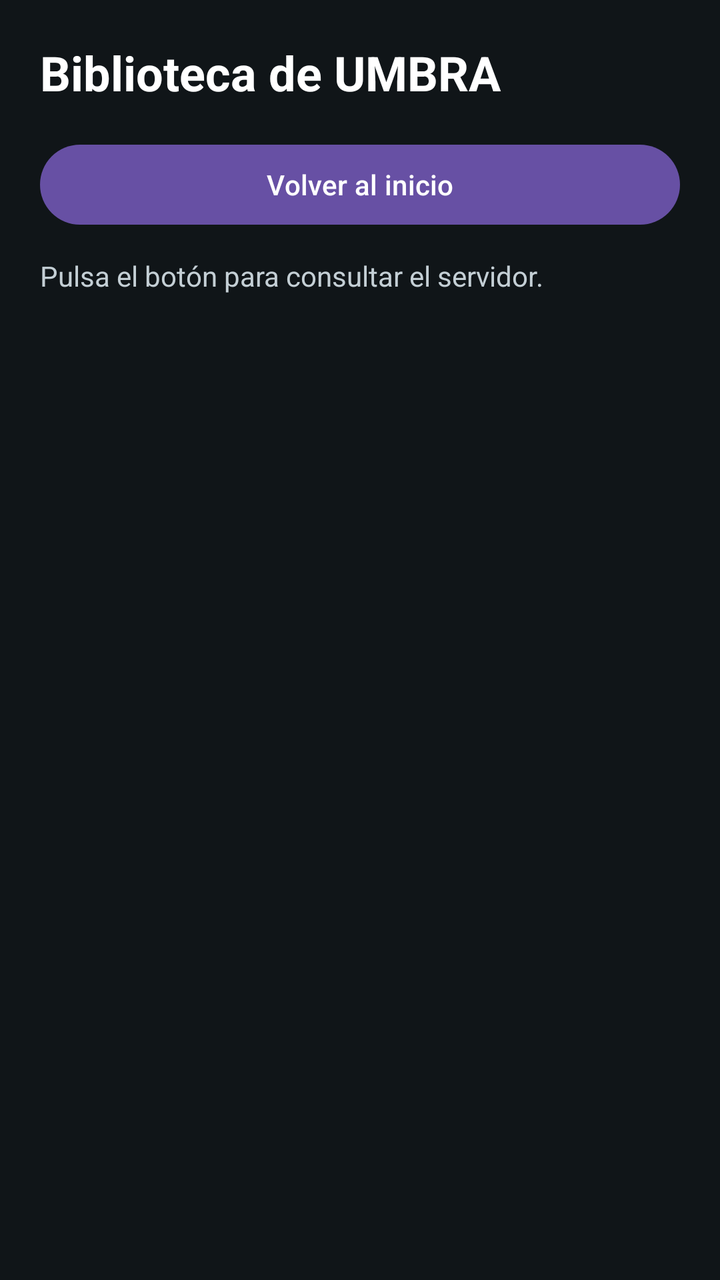
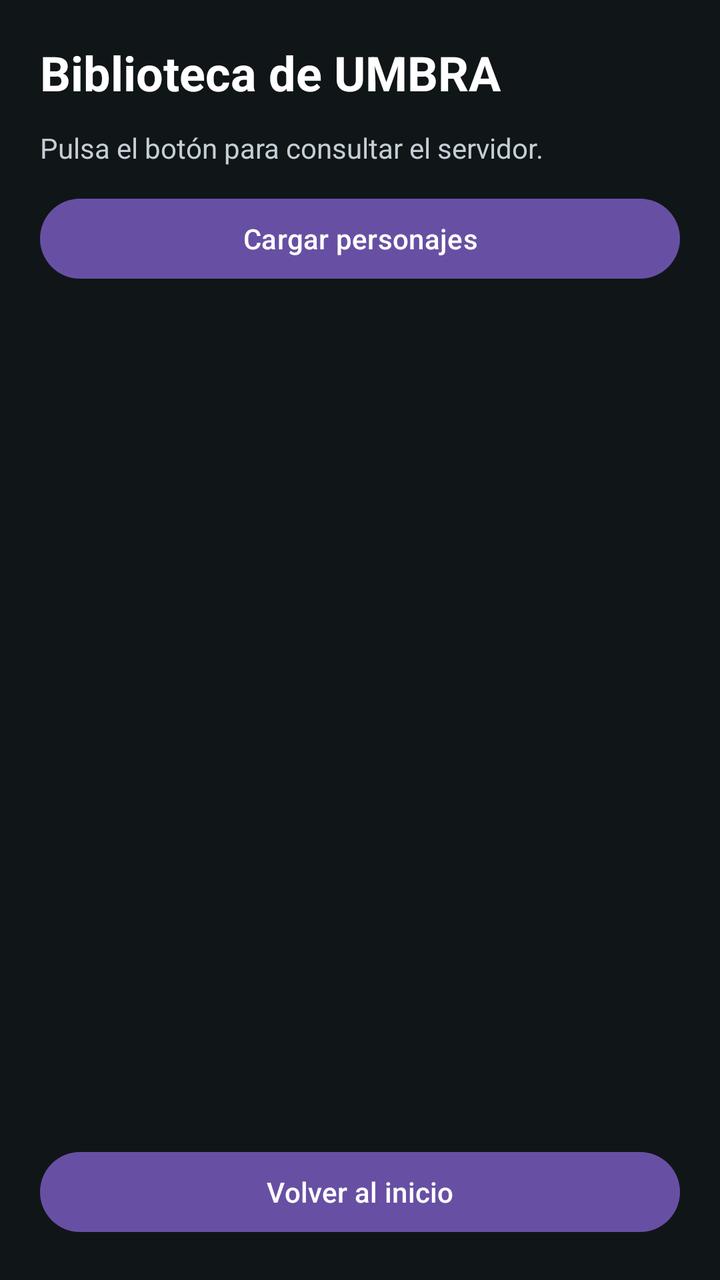

Two renders of the same Android screen: before a commit and after it. Below are the layout's source before the change and the commit's diff.
<!-- AndroidManifest.xml: application theme Theme.UMBRA -->
<!-- res/layout/activity_biblioteca_activity.xml -->
<?xml version="1.0" encoding="utf-8"?>
<LinearLayout xmlns:android="http://schemas.android.com/apk/res/android"
    android:layout_width="match_parent"
    android:layout_height="match_parent"
    android:orientation="vertical"
    android:background="#101518"
    android:padding="20dp">

    <TextView
        android:id="@+id/tituloBiblioteca"
        android:layout_width="match_parent"
        android:layout_height="wrap_content"
        android:layout_marginBottom="16dp"
        android:text="@string/textview_BibliotecaUmbra"
        android:textColor="#FFFFFF"
        android:textSize="24sp"
        android:textStyle="bold" />


    <Button
        android:id="@+id/btnCrearPersonaje"
        android:layout_width="match_parent"
        android:layout_height="wrap_content"
        android:text="@string/button_crear_personaje"
        android:visibility="gone" />

    <Button
        android:id="@+id/btnVolver"
        android:layout_width="match_parent"
        android:layout_height="wrap_content"
        android:text="@string/button_volver_inicio" />

    <Button
        android:id="@+id/btnCerrarSesion"
        android:layout_width="match_parent"
        android:layout_height="wrap_content"
        android:text="@string/button_cerrar_sesion"
        android:visibility="gone" />

    <Button
        android:id="@+id/btnIrLogin"
        android:layout_width="match_parent"
        android:layout_height="wrap_content"
        android:text="@string/button_ir_login"
        android:visibility="gone" />


    <TextView
        android:id="@+id/txtEstado"
        android:layout_width="match_parent"
        android:layout_height="wrap_content"
        android:layout_marginTop="12dp"
        android:layout_marginBottom="12dp"
        android:text="@string/textview_pulsar_button_para_cargar"
        android:textColor="#C4CFD5" />

    <androidx.recyclerview.widget.RecyclerView
        android:id="@+id/recyclerPersonajes"
        android:layout_width="match_parent"
        android:layout_height="0dp"
        android:layout_weight="1"
        android:clipToPadding="false"
        android:paddingBottom="12dp" />

</LinearLayout>
<!-- resources referenced by this layout -->
<resources>
  <string name="button_cerrar_sesion">Cerrar sesión</string>
  <string name="button_crear_personaje">Crear personaje</string>
  <string name="button_ir_login">Iniciar sesión</string>
  <string name="button_volver_inicio">Volver al inicio</string>
  <string name="textview_BibliotecaUmbra">Biblioteca de UMBRA</string>
  <string name="textview_pulsar_button_para_cargar">Pulsa el botón para consultar el servidor.</string>
  <style name="Theme.UMBRA" parent="Base.Theme.UMBRA" />
  <style name="Base.Theme.UMBRA" parent="Theme.Material3.DayNight.NoActionBar">
          
          
      </style>
</resources>

<!-- the commit's change to res/layout/activity_biblioteca_activity.xml (unified diff, before → after) -->
@@ -10,12 +10,34 @@
         android:id="@+id/tituloBiblioteca"
         android:layout_width="match_parent"
         android:layout_height="wrap_content"
-        android:layout_marginBottom="16dp"
+        android:layout_marginBottom="12dp"
         android:text="@string/textview_BibliotecaUmbra"
         android:textColor="#FFFFFF"
         android:textSize="24sp"
         android:textStyle="bold" />
 
+    <TextView
+        android:id="@+id/txtEstado"
+        android:layout_width="match_parent"
+        android:layout_height="wrap_content"
+        android:layout_marginBottom="12dp"
+        android:text="@string/textview_pulsar_button_para_cargar"
+        android:textColor="#C4CFD5" />
+
+    <Button
+        android:id="@+id/btnCargarPersonajes"
+        android:layout_width="match_parent"
+        android:layout_height="wrap_content"
+        android:text="@string/button_cargar_personajes" />
+
+    <androidx.recyclerview.widget.RecyclerView
+        android:id="@+id/recyclerPersonajes"
+        android:layout_width="match_parent"
+        android:layout_height="0dp"
+        android:layout_weight="1"
+        android:clipToPadding="false"
+        android:paddingTop="8dp"
+        android:paddingBottom="12dp" />
 
     <Button
         android:id="@+id/btnCrearPersonaje"
@@ -44,22 +66,4 @@
         android:text="@string/button_ir_login"
         android:visibility="gone" />
 
-
-    <TextView
-        android:id="@+id/txtEstado"
-        android:layout_width="match_parent"
-        android:layout_height="wrap_content"
-        android:layout_marginTop="12dp"
-        android:layout_marginBottom="12dp"
-        android:text="@string/textview_pulsar_button_para_cargar"
-        android:textColor="#C4CFD5" />
-
-    <androidx.recyclerview.widget.RecyclerView
-        android:id="@+id/recyclerPersonajes"
-        android:layout_width="match_parent"
-        android:layout_height="0dp"
-        android:layout_weight="1"
-        android:clipToPadding="false"
-        android:paddingBottom="12dp" />
-
 </LinearLayout>
<!-- resource entries referenced after the edit -->
@@ -1,5 +1,6 @@
 <!-- resources referenced by this layout -->
 <resources>
+  <string name="button_cargar_personajes">Cargar personajes</string>
   <string name="button_cerrar_sesion">Cerrar sesión</string>
   <string name="button_crear_personaje">Crear personaje</string>
   <string name="button_ir_login">Iniciar sesión</string>
